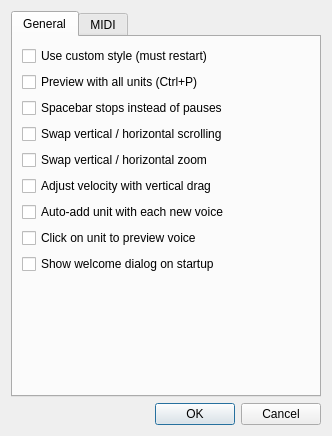
yuxshao/ptcollab, file src/editor/SettingsDialog.ui: the form before one commit.
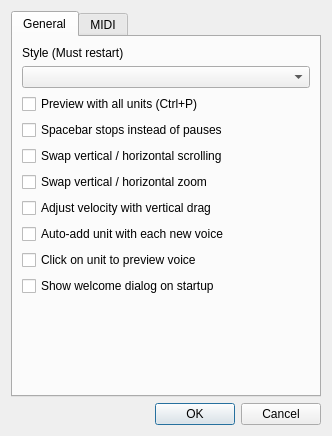
The form after the commit.

What changed in the file:
```diff
--- a/src/editor/SettingsDialog.ui
+++ b/src/editor/SettingsDialog.ui
@@ -25,12 +25,15 @@
       </attribute>
       <layout class="QVBoxLayout" name="verticalLayout_3">
        <item>
-        <widget class="QCheckBox" name="customStyleCheck">
+        <widget class="QLabel" name="label_2">
          <property name="text">
-          <string>Use custom style (must restart)</string>
+          <string>Style (Must restart)</string>
          </property>
         </widget>
        </item>
+       <item>
+        <widget class="QComboBox" name="styleCombo"/>
+       </item>
        <item>
         <widget class="QCheckBox" name="chordPreviewCheck">
          <property name="text">
```
